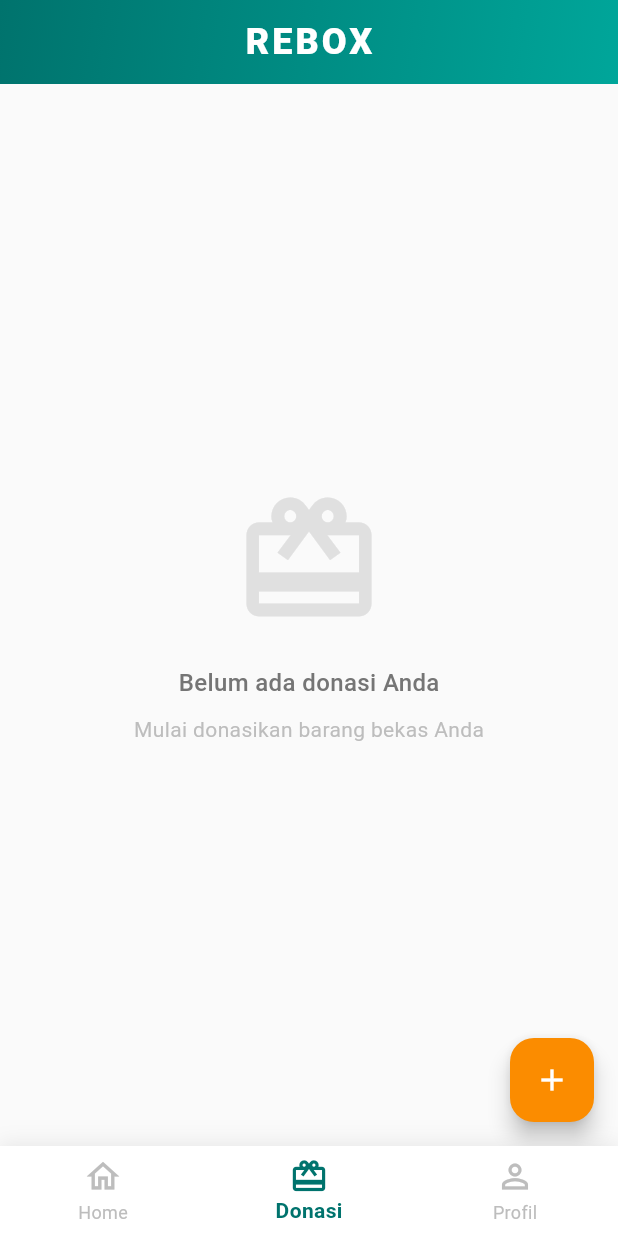
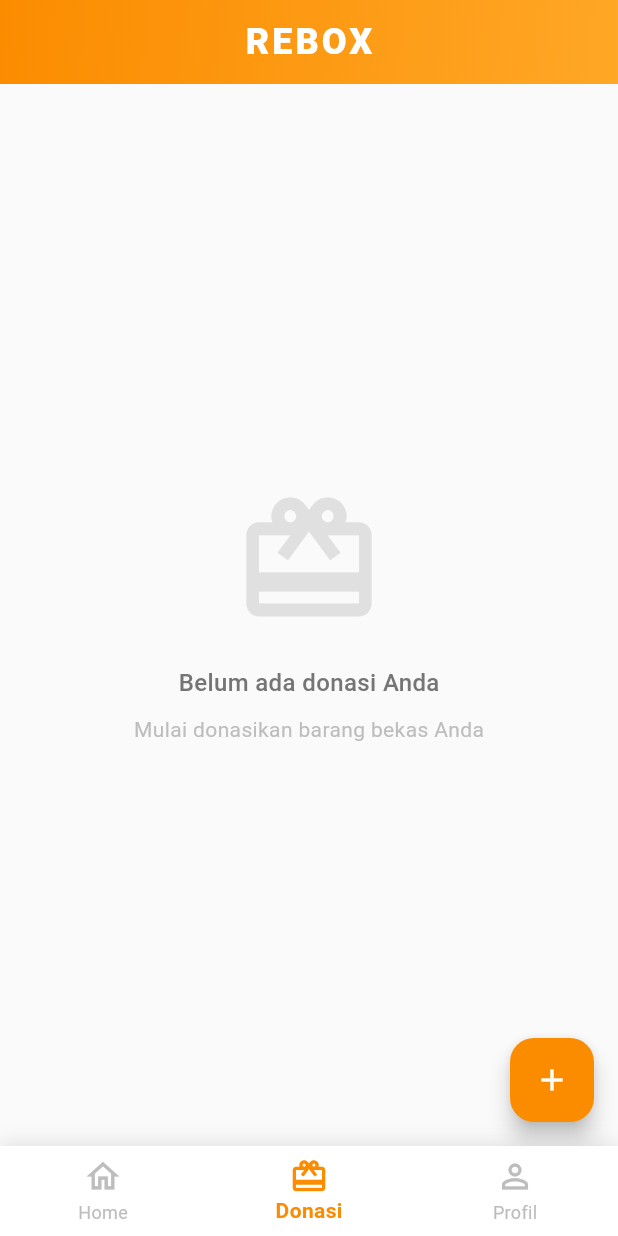
Before and after one commit to elisandksr/cobaarebox, a Flutter app: the HomeScreen screen opened directly, item 2 of the bottom bar chosen, on a phone screen of 412 x 824 dp. Run offline on Flutter 3.47's test engine with Material 3 defaults, Android fonts, the light colour scheme and no system bars; Roboto replaces fonts that are missing (Impact, Poppins).

Commit message:
tambah home

```diff
--- a/lib/home_screen.dart
+++ b/lib/home_screen.dart
@@ -113,11 +113,13 @@ class _HomeScreenState extends State<HomeScreen> with SingleTickerProviderStateM
     showDialog(
       context: context,
       builder: (context) => AlertDialog(
-
-    shape: RoundedRectangleBorder(borderRadius: BorderRadius.circular(20)),
-        title: const Text(
+        shape: RoundedRectangleBorder(borderRadius: BorderRadius.circular(20)),
+        title: Text(
           'Klaim Barang',
-          style: TextStyle(fontWeight: FontWeight.bold, color: Color(0xFF00736D)),
+          style: TextStyle(
+            fontWeight: FontWeight.bold,
+            color: Colors.orange[600],
+          ),
         ),
         content: Column(
           mainAxisSize: MainAxisSize.min,
@@ -131,24 +133,25 @@ class _HomeScreenState extends State<HomeScreen> with SingleTickerProviderStateM
             Container(
               padding: const EdgeInsets.all(12),
               decoration: BoxDecoration(
-                color: const Color(0xFF00736D).withOpacity(0.1),
+                color: Colors.orange[100],
                 borderRadius: BorderRadius.circular(10),
+                border: Border.all(color: Colors.orange[200]!),
               ),
               child: Column(
                 crossAxisAlignment: CrossAxisAlignment.start,
                 children: [
-                  const Text(
+                  Text(
                     'Kontak Pemilik:',
                     style: TextStyle(
                       fontSize: 12,
                       fontWeight: FontWeight.w600,
-                      color: Color(0xFF00736D),
+                      color: Colors.orange[700],
                     ),
                   ),
                   const SizedBox(height: 8),
                   Row(
                     children: [
-                      const Icon(Icons.phone, color: Color(0xFF00736D), size: 18),
+                      Icon(Icons.phone, color: Colors.orange[600], size: 18),
                       const SizedBox(width: 8),
                       Text(
                         item['contact'],
@@ -175,9 +178,9 @@ class _HomeScreenState extends State<HomeScreen> with SingleTickerProviderStateM
           ),
           ElevatedButton(
             style: ElevatedButton.styleFrom(
-              backgroundColor: const Color(0xFF00736D),
+              backgroundColor: Colors.orange[600],
               shape: RoundedRectangleBorder(
-                borderRadius: BorderRadius.circular(8),
+                borderRadius: BorderRadius.circular(10),
               ),
             ),
             onPressed: () {
@@ -186,7 +189,10 @@ class _HomeScreenState extends State<HomeScreen> with SingleTickerProviderStateM
             },
             child: const Text(
               'Klaim Barang',
-              style: TextStyle(color: Colors.white, fontWeight: FontWeight.bold),
+              style: TextStyle(
+                color: Colors.white,
+                fontWeight: FontWeight.bold,
+              ),
             ),
           ),
         ],
@@ -213,7 +219,7 @@ class _HomeScreenState extends State<HomeScreen> with SingleTickerProviderStateM
             ),
           ],
         ),
-        backgroundColor: const Color(0xFF00736D),
+        backgroundColor: Colors.orange[600],
         behavior: SnackBarBehavior.floating,
         shape: RoundedRectangleBorder(borderRadius: BorderRadius.circular(10)),
         margin: const EdgeInsets.all(20),
@@ -277,13 +283,13 @@ class _HomeScreenState extends State<HomeScreen> with SingleTickerProviderStateM
                         Container(
                           padding: const EdgeInsets.symmetric(horizontal: 12, vertical: 6),
                           decoration: BoxDecoration(
-                            color: const Color(0xFF00736D).withOpacity(0.1),
+                            color: Colors.orange[100],
                             borderRadius: BorderRadius.circular(8),
                           ),
-                          child: const Text(
+                          child: Text(
                             'Kategori',
                             style: TextStyle(
-                              color: Color(0xFF00736D),
+                              color: Colors.orange[700],
                               fontSize: 11,
                               fontWeight: FontWeight.w600,
                             ),
@@ -355,26 +361,26 @@ class _HomeScreenState extends State<HomeScreen> with SingleTickerProviderStateM
                     Container(
                       padding: const EdgeInsets.all(12),
                       decoration: BoxDecoration(
-                        color: const Color(0xFF00736D).withOpacity(0.1),
+                        color: Colors.orange[50],
                         borderRadius: BorderRadius.circular(10),
                         border: Border.all(
-                          color: const Color(0xFF00736D).withOpacity(0.3),
+                          color: Colors.orange[200]!,
                         ),
                       ),
                       child: Row(
                         children: [
-                          const Icon(Icons.lock_outline, color: Color(0xFF00736D), size: 20),
+                          Icon(Icons.lock_outline, color: Colors.orange[600], size: 20),
                           const SizedBox(width: 12),
                           Expanded(
                             child: Column(
                               crossAxisAlignment: CrossAxisAlignment.start,
                               children: [
-                                const Text(
+                                Text(
                                   'Kontak Pemilik Tersembunyi',
                                   style: TextStyle(
                                     fontSize: 14,
                                     fontWeight: FontWeight.w600,
-                                    color: Color(0xFF00736D),
+                                    color: Colors.orange[700],
                                   ),
                                 ),
                                 const SizedBox(height: 4),
@@ -404,7 +410,7 @@ class _HomeScreenState extends State<HomeScreen> with SingleTickerProviderStateM
                 height: 50,
                 child: ElevatedButton(
                   style: ElevatedButton.styleFrom(
-                    backgroundColor: isClaimed ? Colors.grey[400] : const Color(0xFF00736D),
+                    backgroundColor: isClaimed ? Colors.grey[400] : Colors.orange[600],
                     foregroundColor: Colors.white,
                     shape: RoundedRectangleBorder(
                       borderRadius: BorderRadius.circular(15),
@@ -443,8 +449,8 @@ class _HomeScreenState extends State<HomeScreen> with SingleTickerProviderStateM
           borderRadius: BorderRadius.circular(20),
           boxShadow: [
             BoxShadow(
-              color: Colors.grey.withOpacity(0.15),
-              blurRadius: 8,
+              color: Colors.black.withOpacity(0.1),
+              blurRadius: 10,
               offset: const Offset(0, 4),
             ),
           ],
@@ -469,7 +475,7 @@ class _HomeScreenState extends State<HomeScreen> with SingleTickerProviderStateM
                   child: Container(
                     padding: const EdgeInsets.symmetric(horizontal: 8, vertical: 4),
                     decoration: BoxDecoration(
-                      color: const Color(0xFF00736D),
+                      color: Colors.orange[600],
                       borderRadius: BorderRadius.circular(8),
                     ),
                     child: Text(
@@ -533,7 +539,7 @@ class _HomeScreenState extends State<HomeScreen> with SingleTickerProviderStateM
                       height: 32,
                       child: ElevatedButton(
                         style: ElevatedButton.styleFrom(
-                          backgroundColor: isClaimed ? Colors.grey[400] : const Color(0xFF00736D),
+                          backgroundColor: isClaimed ? Colors.grey[400] : Colors.orange[600],
                           foregroundColor: Colors.white,
                           shape: RoundedRectangleBorder(
                             borderRadius: BorderRadius.circular(10),
@@ -567,11 +573,14 @@ class _HomeScreenState extends State<HomeScreen> with SingleTickerProviderStateM
       backgroundColor: Colors.grey[50],
       appBar: AppBar(
         flexibleSpace: Container(
-          decoration: const BoxDecoration(
+          decoration: BoxDecoration(
             gradient: LinearGradient(
-              colors: [Color(0xFF00736D), Color(0xFF00A69A)],
               begin: Alignment.topLeft,
               end: Alignment.bottomRight,
+              colors: [
+                Colors.orange[600]!,
+                Colors.orange[400]!,
+              ],
             ),
           ),
         ),
@@ -582,6 +591,7 @@ class _HomeScreenState extends State<HomeScreen> with SingleTickerProviderStateM
             fontWeight: FontWeight.w900,
             letterSpacing: 2,
             fontSize: 24,
+            fontFamily: 'Impact',
           ),
         ),
         centerTitle: true,
@@ -604,7 +614,7 @@ class _HomeScreenState extends State<HomeScreen> with SingleTickerProviderStateM
           color: Colors.white,
           boxShadow: [
             BoxShadow(
-              color: Colors.grey.withOpacity(0.2),
+              color: Colors.black.withOpacity(0.1),
               blurRadius: 10,
               offset: const Offset(0, -2),
             ),
@@ -616,7 +626,7 @@ class _HomeScreenState extends State<HomeScreen> with SingleTickerProviderStateM
           backgroundColor: Colors.white,
           elevation: 0,
           type: BottomNavigationBarType.fixed,
-          selectedItemColor: const Color(0xFF00736D),
+          selectedItemColor: Colors.orange[600],
           unselectedItemColor: Colors.grey[400],
           selectedLabelStyle: const TextStyle(fontWeight: FontWeight.w600),
           items: const [
@@ -646,17 +656,21 @@ class _HomeScreenState extends State<HomeScreen> with SingleTickerProviderStateM
       slivers: [
         SliverToBoxAdapter(
           child: Container(
-            decoration: const BoxDecoration(
+            decoration: BoxDecoration(
               gradient: LinearGradient(
-                colors: [Color(0xFF00736D), Color(0xFF00A69A)],
                 begin: Alignment.topLeft,
                 end: Alignment.bottomRight,
+                colors: [
+                  Colors.orange[600]!,
+                  Colors.orange[400]!,
+                  Colors.orange[300]!,
+                ],
               ),
             ),
             child: Column(
               children: [
                 Padding(
-                  padding: const EdgeInsets.fromLTRB(20, 10, 20, 20),
+                  padding: const EdgeInsets.fromLTRB(20, 20, 20, 20),
                   child: Column(
                     crossAxisAlignment: CrossAxisAlignment.start,
                     children: [
@@ -666,14 +680,16 @@ class _HomeScreenState extends State<HomeScreen> with SingleTickerProviderStateM
                           color: Colors.white,
                           fontSize: 22,
                           fontWeight: FontWeight.bold,
+                          letterSpacing: 0.5,
                         ),
                       ),
-                      const SizedBox(height: 5),
+                      const SizedBox(height: 8),
                       const Text(
                         'Temukan barang bekas yang layak pakai',
                         style: TextStyle(
                           color: Colors.white,
                           fontSize: 14,
+                          fontWeight: FontWeight.w500,
                         ),
                       ),
                       const SizedBox(height: 20),
@@ -683,7 +699,7 @@ class _HomeScreenState extends State<HomeScreen> with SingleTickerProviderStateM
                           borderRadius: BorderRadius.circular(15),
                           boxShadow: [
                             BoxShadow(
-                              color: Colors.black.withOpacity(0.1),
+                              color: Colors.black.withOpacity(0.15),
                               blurRadius: 10,
                               offset: const Offset(0, 4),
                             ),
@@ -699,7 +715,7 @@ class _HomeScreenState extends State<HomeScreen> with SingleTickerProviderStateM
                           decoration: InputDecoration(
                             hintText: 'Cari barang bekas...',
                             hintStyle: TextStyle(color: Colors.grey[400]),
-                            prefixIcon: const Icon(Icons.search, color: Color(0xFF00736D)),
+                            prefixIcon: Icon(Icons.search, color: Colors.orange[600]),
                             suffixIcon: _searchQuery.isNotEmpty
                                 ? IconButton(
                                     icon: const Icon(Icons.clear, color: Colors.grey),
```
